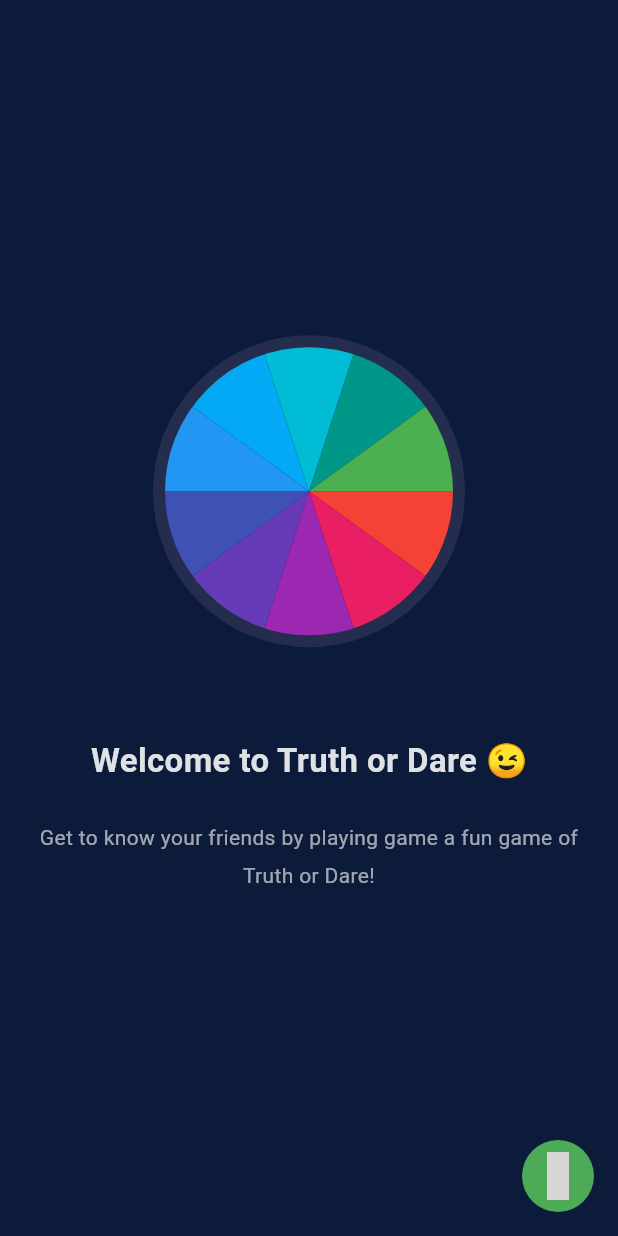
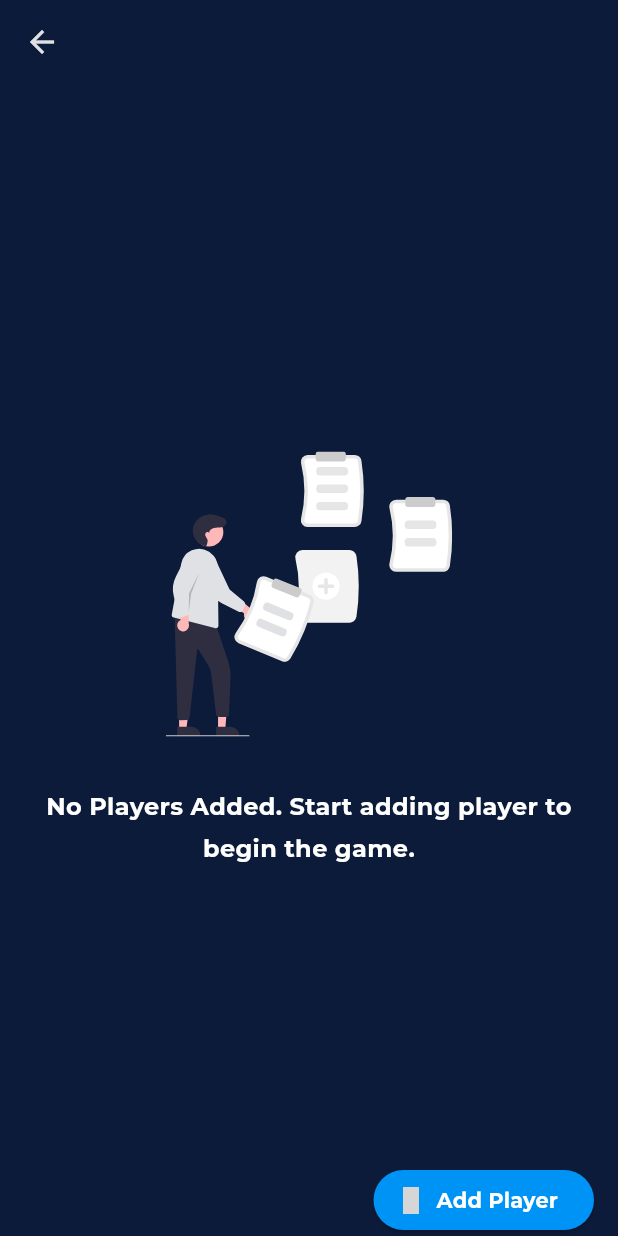
Before and after one commit to gajendrapandeya/bootcamp_app_03, a Flutter app: the screen it shows after launch, after a tap on an icon or button, on a phone screen of 412 x 824 dp. Run offline on Flutter 3.47's test engine with Material 3 defaults, Android fonts, the phone set to English and light mode, and no system bars; our stand-ins replace flutter_svg, google_fonts, material_design_icons_flutter; Roboto replaces fonts that are missing (Nobile); grey boxes are pictures that could not be loaded.

Commit message:
Created AddPlayer Page

```diff
--- a/lib/main.dart
+++ b/lib/main.dart
@@ -1,6 +1,7 @@
 import 'package:flutter/material.dart';
 import 'package:google_fonts/google_fonts.dart';
 import 'package:truth_and_dare/pages/onboarding_page.dart';
+import 'package:truth_and_dare/utils/colors.dart';
 
 void main() {
   runApp(const MainApp());
@@ -13,7 +14,10 @@ class MainApp extends StatelessWidget {
   Widget build(BuildContext context) {
     return MaterialApp(
       debugShowCheckedModeBanner: false,
-      theme: ThemeData(fontFamily: GoogleFonts.nobile().fontFamily),
+      theme: ThemeData(
+        fontFamily: GoogleFonts.montserrat().fontFamily,
+        scaffoldBackgroundColor: AppColor.primaryColor,
+      ),
       home: const Scaffold(
         body: OnboardingPage(),
       ),
--- /dev/null
+++ b/lib/pages/add_player_page.dart
@@ -0,0 +1,142 @@
+import 'package:flutter/material.dart';
+import 'package:material_design_icons_flutter/material_design_icons_flutter.dart';
+import 'package:truth_and_dare/utils/colors.dart';
+import 'package:truth_and_dare/widgets/add_player_dialog.dart';
+import 'package:truth_and_dare/widgets/button.dart';
+import 'package:truth_and_dare/widgets/no_data_widget.dart';
+
+class AddPlayerPage extends StatefulWidget {
+  const AddPlayerPage({super.key});
+
+  @override
+  State<AddPlayerPage> createState() => _AddPlayerPageState();
+}
+
+class _AddPlayerPageState extends State<AddPlayerPage> {
+  final List<String> _players = [];
+
+  @override
+  Widget build(BuildContext context) {
+    return Scaffold(
+        appBar: AppBar(
+          iconTheme: const IconThemeData(color: AppColor.whiteColor),
+          backgroundColor: AppColor.primaryColor,
+        ),
+        body: SafeArea(
+          child: Padding(
+            padding: const EdgeInsets.symmetric(horizontal: 16, vertical: 0),
+            child: Column(
+              mainAxisAlignment: MainAxisAlignment.center,
+              children: [
+                if (_players.isEmpty) ...[
+                  const NoDataWidget(
+                    text: 'No Players Added. Start adding player to begin the game.',
+                  ),
+                ] else ...[
+                  const SizedBox(
+                    height: 12,
+                  ),
+                  const Text(
+                    'Players',
+                    style: TextStyle(
+                      fontSize: 18,
+                      fontWeight: FontWeight.bold,
+                      color: AppColor.whiteColor,
+                    ),
+                  ),
+                  const SizedBox(
+                    height: 24,
+                  ),
+                  Expanded(
+                    child: ListView.builder(
+                      padding: EdgeInsets.zero,
+                      itemBuilder: ((context, index) => _addPlayerListItem(index)),
+                      itemCount: _players.length,
+                    ),
+                  ),
+                  const Spacer(),
+                  const PrimaryButton(
+                    buttonText: 'Get Started',
+                    buttonBackgroundColor: AppColor.whiteColor,
+                    textColor: AppColor.primaryColor,
+                  ),
+                  const SizedBox(height: 64),
+                ],
+              ],
+            ),
+          ),
+        ),
+        floatingActionButtonLocation: FloatingActionButtonLocation.endContained,
+        floatingActionButton: _buildAddPlayerButton(context));
+  }
+
+  Widget _addPlayerListItem(int index) {
+    return Column(
+      crossAxisAlignment: CrossAxisAlignment.start,
+      children: [
+        Text(
+          'Player ${index + 1}'.toUpperCase(),
+          style: const TextStyle(
+            color: AppColor.whiteColor,
+            fontSize: 14,
+          ),
+        ),
+        Row(
+          mainAxisAlignment: MainAxisAlignment.spaceBetween,
+          children: [
+            Text(
+              _players[index],
+              style: const TextStyle(color: Colors.white, fontSize: 16, fontWeight: FontWeight.bold),
+            ),
+            IconButton(
+              onPressed: () => setState(() {
+                _players.removeAt(index);
+              }),
+              icon: Icon(
+                MdiIcons.close,
+                color: Colors.white,
+              ),
+            )
+          ],
+        ),
+        const SizedBox(
+          height: 16,
+        ),
+      ],
+    );
+  }
+
+  ElevatedButton _buildAddPlayerButton(BuildContext context) {
+    return ElevatedButton.icon(
+      style: ElevatedButton.styleFrom(
+        backgroundColor: AppColor.secondaryColor,
+        foregroundColor: Colors.white,
+      ),
+      onPressed: () async {
+        final String? playerNameOrNull = await showDialog(
+          context: context,
+          barrierColor: Colors.black.withOpacity(0.4),
+          barrierDismissible: false,
+          builder: (context) => const AddNameDialog(),
+        );
+
+        if (playerNameOrNull != null && playerNameOrNull.isNotEmpty) {
+          setState(() {
+            _players.add(playerNameOrNull);
+          });
+        }
+      },
+      icon: Icon(
+        MdiIcons.plus,
+        size: 18,
+      ),
+      label: const Text(
+        'Add Player',
+        style: TextStyle(
+          fontSize: 14,
+          fontWeight: FontWeight.bold,
+        ),
+      ),
+    );
+  }
+}
--- a/lib/pages/onboarding_page.dart
+++ b/lib/pages/onboarding_page.dart
@@ -1,7 +1,8 @@
 import 'package:flutter/material.dart';
 import 'package:material_design_icons_flutter/material_design_icons_flutter.dart';
+import 'package:truth_and_dare/pages/add_player_page.dart';
 import 'package:truth_and_dare/pages/color_wheel_page.dart';
-import 'package:truth_and_dare/theme/colors.dart';
+import 'package:truth_and_dare/utils/colors.dart';
 
 class OnboardingPage extends StatelessWidget {
   const OnboardingPage({super.key});
@@ -9,7 +10,6 @@ class OnboardingPage extends StatelessWidget {
   @override
   Widget build(BuildContext context) {
     return Scaffold(
-      backgroundColor: AppColor.primaryColor,
       body: Padding(
         padding: const EdgeInsets.symmetric(horizontal: 16, vertical: 24),
         child: Column(
@@ -58,7 +58,13 @@ class OnboardingPage extends StatelessWidget {
           color: AppColor.successColor,
         ),
         child: IconButton(
-          onPressed: () {},
+          onPressed: () {
+            Navigator.of(context).push(
+              MaterialPageRoute(
+                builder: (_) => const AddPlayerPage(),
+              ),
+            );
+          },
           icon: Icon(
             MdiIcons.chevronRight,
             size: 32,
--- /dev/null
+++ b/lib/widgets/no_data_widget.dart
@@ -0,0 +1,30 @@
+import 'package:flutter/material.dart';
+import 'package:flutter_svg/svg.dart';
+
+class NoDataWidget extends StatelessWidget {
+  const NoDataWidget({
+    required this.text,
+    super.key,
+  });
+  final String text;
+
+  @override
+  Widget build(BuildContext context) {
+    return Column(
+      children: [
+        AspectRatio(
+          aspectRatio: 2,
+          child: SvgPicture.asset('assets/empty.svg'),
+        ),
+        const SizedBox(
+          height: 32,
+        ),
+        Text(
+          text,
+          textAlign: TextAlign.center,
+          style: const TextStyle(fontSize: 16, fontWeight: FontWeight.bold, color: Colors.white, height: 1.75),
+        )
+      ],
+    );
+  }
+}
--- a/pubspec.yaml
+++ b/pubspec.yaml
@@ -9,6 +9,7 @@ environment:
 dependencies:
   flutter:
     sdk: flutter
+  flutter_svg: ^2.0.9
   google_fonts: ^6.1.0
   material_design_icons_flutter: ^7.0.7296
 
@@ -19,3 +20,6 @@ dev_dependencies:
 
 flutter:
   uses-material-design: true
+
+  assets:
+   - assets/
```
Also changed, not shown: lib/widgets/add_player_dialog.dart (added, +98 -0 lines), lib/widgets/button.dart (added, +54 -0 lines), assets/empty.svg (added), lib/utils/colors.dart (renamed from lib/theme/colors.dart), pubspec.lock.
